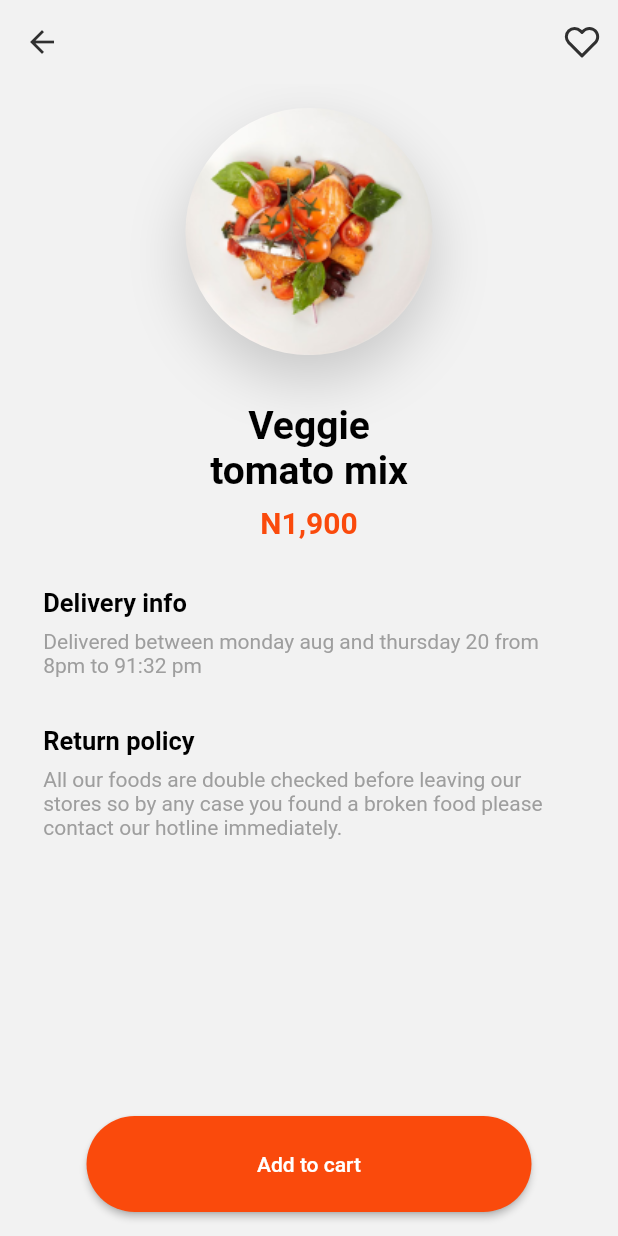
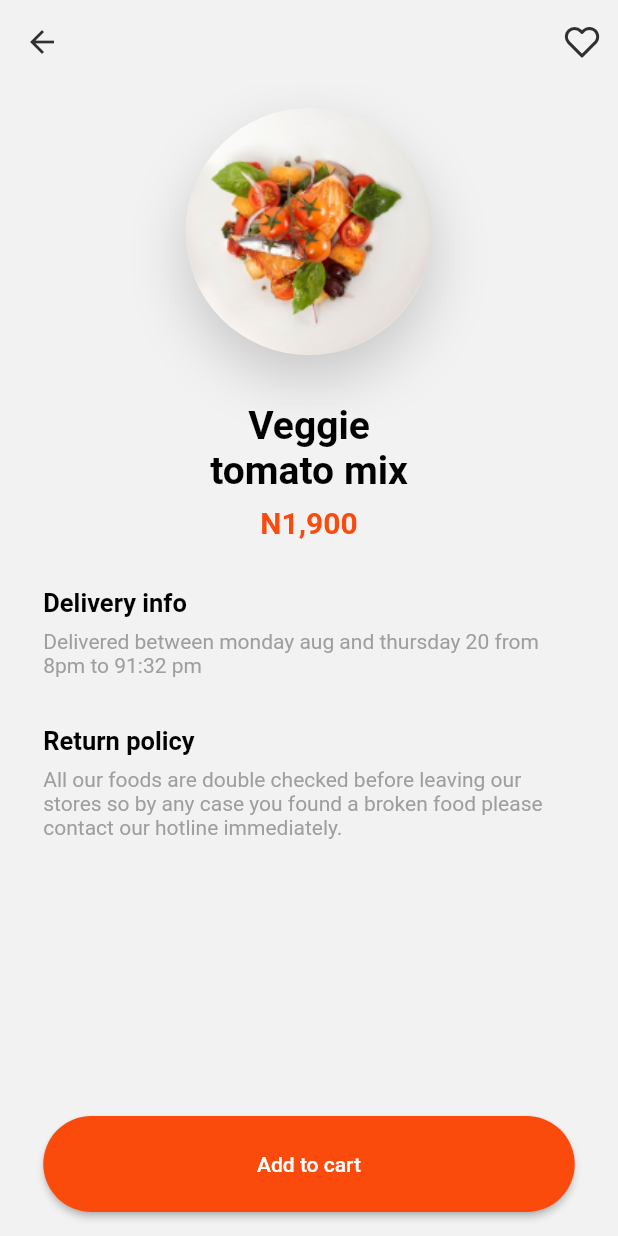
Before and after one commit to ManuelCasabel/food_delivery, a Flutter app: the HomeScreen screen opened directly, after a tap on an icon or button, on a phone screen of 412 x 824 dp. Run offline on Flutter 3.47's test engine with Material 2 defaults, Android fonts, the phone set to English and light mode, and no system bars; our stand-ins replace flutter_svg; Roboto replaces fonts that are missing (SF).

```diff
--- a/lib/main.dart
+++ b/lib/main.dart
@@ -39,7 +39,7 @@ class MyApp extends StatelessWidget {
           ),
           headline2: TextStyle(
             fontFamily: 'SF',
-            fontSize: 48,
+            fontSize: 40,
             fontWeight: FontWeight.bold,
             color: Colors.black
           ),
--- a/lib/screens/home_screen/components/food_item.dart
+++ b/lib/screens/home_screen/components/food_item.dart
@@ -1,6 +1,4 @@
 import 'package:flutter/material.dart';
-import 'package:flutter_svg/flutter_svg.dart';
-import 'package:food_delivery/screens/item_details/ItemDetails.dart';
 
 import '../../../constants/colors.dart';
 
@@ -28,7 +26,7 @@ class FoodItem extends StatelessWidget {
         child: Stack(
           children: [
             Positioned(
-              bottom: 0,
+              top : width /4,
               left: 0,
               right: 0,
               child: Container(
--- a/lib/screens/home_screen/home_screen.dart
+++ b/lib/screens/home_screen/home_screen.dart
@@ -67,7 +67,7 @@ class _HomeScreenState extends State<HomeScreen> {
                 }),
               ),
             ),
-            const SizedBox(height: 8,),
+            //const SizedBox(height: 8,),
             Padding(
               padding: EdgeInsets.only(right: bodyMargin),
               child: Align(
@@ -78,7 +78,7 @@ class _HomeScreenState extends State<HomeScreen> {
               padding: EdgeInsets.only(left: bodyMargin),
               child: SizedBox(
                 width: double.infinity,
-                height: size.height/2.2,
+                height: size.height/2.5,
                 child: ListView.builder(
                     physics: const BouncingScrollPhysics(),
                     shrinkWrap: true,
@@ -99,7 +99,6 @@ class _HomeScreenState extends State<HomeScreen> {
                 ),
               )
             ),
-            const SizedBox(height: 32,),
 
           ],
         ),
--- a/lib/screens/item_details/ItemDetails.dart
+++ b/lib/screens/item_details/ItemDetails.dart
@@ -23,14 +23,6 @@ class ItemDetailsScreen extends StatelessWidget {
       ),
       body: Padding(
         padding: EdgeInsets.symmetric(horizontal: bodyMargin),
-        child: Stack(
-          children: [
-            Positioned(
-              top: 0,
-              left: 0,
-              right: 0,
-              child: SingleChildScrollView(
-                physics: const BouncingScrollPhysics(),
         child: Column(
           crossAxisAlignment: CrossAxisAlignment.start,
           children: [
@@ -67,6 +59,13 @@ class ItemDetailsScreen extends StatelessWidget {
             const SizedBox(height: 8,),
             Center(child: Text(item.price,style: Theme.of(context).textTheme.bodyText1?.copyWith(fontSize: 20,color: SolidColors.primaryColor))),
             const SizedBox(height: 32,),
+            SizedBox(
+              height: size.height/3,
+              child: SingleChildScrollView(
+                physics: const BouncingScrollPhysics(),
+                child: Column(
+                  crossAxisAlignment: CrossAxisAlignment.start,
+                  children: [
                     Text('Delivery info',style: Theme.of(context).textTheme.bodyText1,),
                     const SizedBox(height: 8,),
                     Text(item.deliveryInfo,style: Theme.of(context).textTheme.bodyText2?.copyWith(color: Colors.grey)),
@@ -74,17 +73,12 @@ class ItemDetailsScreen extends StatelessWidget {
                     Text('Return policy',style: Theme.of(context).textTheme.bodyText1,),
                     const SizedBox(height: 8,),
                     Text(item.returnPolicy,style: Theme.of(context).textTheme.bodyText2?.copyWith(color: Colors.grey)),
-
                   ],
                 ),
               ),
             ),
-            Positioned(
-              bottom: 16,
-              left: bodyMargin,
-              right: bodyMargin,
-
-              child: SizedBox(
+            const Spacer(),
+            SizedBox(
               height: 64,
               width: double.infinity,
               child: ElevatedButton(onPressed: (){},
@@ -95,7 +89,8 @@ class ItemDetailsScreen extends StatelessWidget {
                 ),
               ),
             ),
-            ),
+            const SizedBox(height: 16,),
+
           ],
         ),
       ),
--- a/lib/screens/profile_screen/profile_screen.dart
+++ b/lib/screens/profile_screen/profile_screen.dart
@@ -24,9 +24,6 @@ class ProfileScreen extends StatelessWidget {
             Column(
               crossAxisAlignment: CrossAxisAlignment.start,
               children: [
-                const SizedBox(
-                  height: 32,
-                ),
                 Text(
                   'My profile',
                   style: textTheme.headline2,
@@ -63,7 +60,8 @@ class ProfileScreen extends StatelessWidget {
             const SizedBox(height: 64,),
             SizedBox(
                 height: 64,
-                child: ElevatedButton(onPressed: (){}, child: const Text('Update')))
+                child: ElevatedButton(onPressed: (){}, child: const Text('Update'))),
+            const SizedBox(height: 16,),
           ],
         ),
       ),
```
Also changed, not shown: pubspec.lock. Lines whose indentation alone changed are shown as unchanged.
